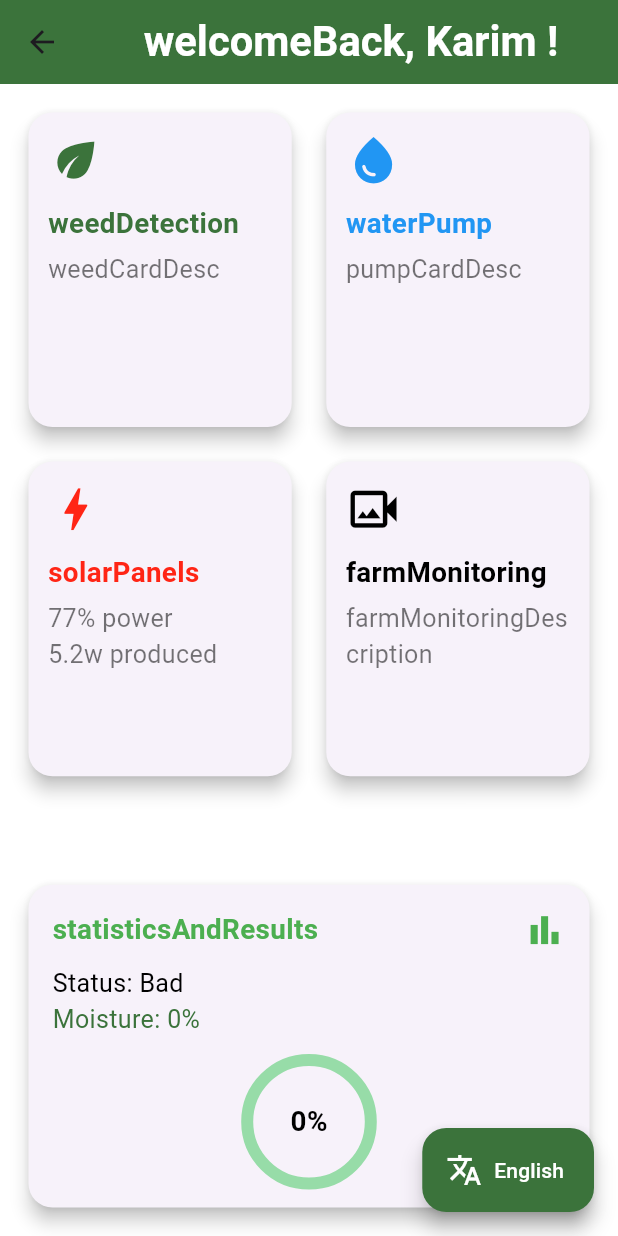
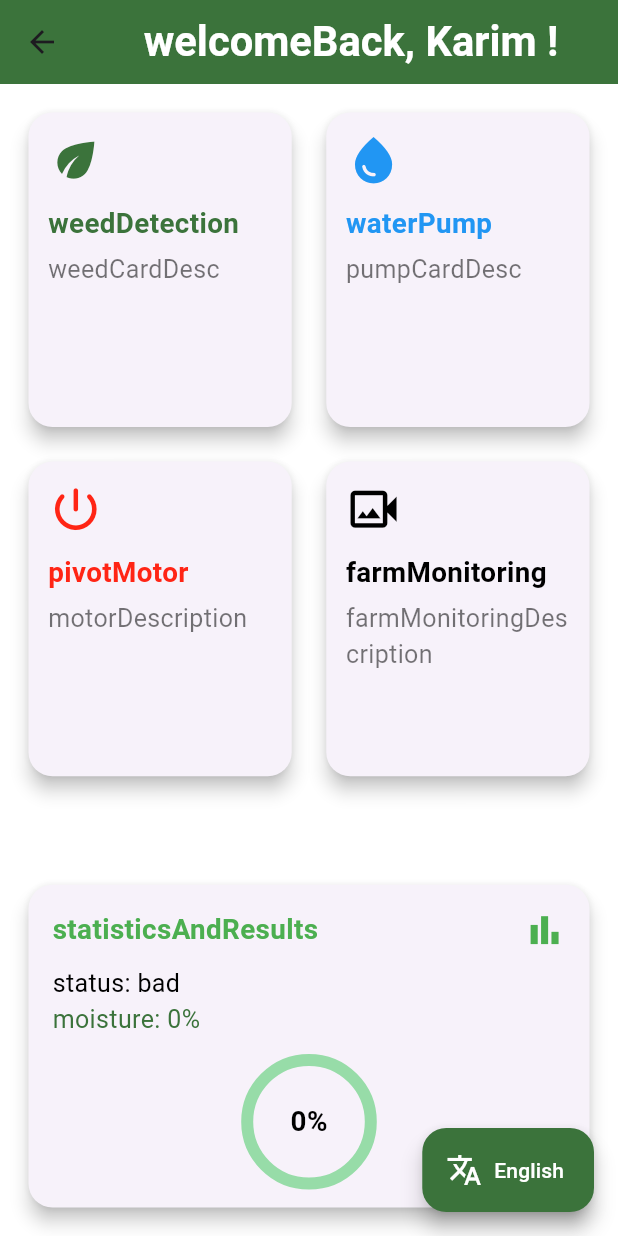
Before and after one commit to karim2756/Aqua_Sol, a Flutter app: the HomeScreen screen opened by its route, on a phone screen of 412 x 824 dp. Run offline on Flutter 3.47's test engine with Material 3 defaults, Android fonts, the phone set to English and light mode, and no system bars; our stand-ins replace animate_do, bloc, connectivity_plus, device_preview, easy_localization, equatable and 3 more; missing offline and left inert: tflite_flutter; accounts and stored records are empty.

Commit message:
- finished motor & pump screens - added localization

```diff
--- a/lib/app/app.dart
+++ b/lib/app/app.dart
@@ -1,4 +1,3 @@
-import 'package:aqua_sol/features/home/presentation/pages/home_screen.dart';
 import 'package:device_preview/device_preview.dart';
 import 'package:easy_localization/easy_localization.dart';
 import 'package:flutter/material.dart';
@@ -17,7 +16,7 @@ class AquaSol extends StatelessWidget {
       locale: context.locale,
       builder: DevicePreview.appBuilder,
       initialRoute: Routes.onboardingRoute,
-      home: HomeScreen(),
+      // home: HomeScreen(),
       onGenerateRoute:
           RouteGenerator.getRoute, // Use RouteGenerator for navigation
     );
--- a/lib/features/home/presentation/pages/home_screen.dart
+++ b/lib/features/home/presentation/pages/home_screen.dart
@@ -1,4 +1,5 @@
 import 'package:animate_do/animate_do.dart';
+import 'package:aqua_sol/features/home/presentation/widgets/home_cards.dart';
 import 'package:aqua_sol/features/home/presentation/widgets/soil_card.dart';
 import '../../../../resources/app_strings.dart';
 import '../../../../resources/routes_manager.dart';
@@ -21,7 +22,8 @@ class HomeScreen extends StatelessWidget {
         backgroundColor: AppColor.primaryColor,
         onPressed: () {
           final currentLocale = context.locale;
-    final newLocale = currentLocale.languageCode == 'en' ? Locale('ar') : Locale('en');
+          final newLocale =
+              currentLocale.languageCode == 'en' ? Locale('ar') : Locale('en');
           context.setLocale(newLocale);
         },
         icon: Icon(
@@ -35,8 +37,6 @@ class HomeScreen extends StatelessWidget {
           style: TextStyle(color: AppColor.whiteColor),
         ),
       ),
-
-
       appBar: AppBar(
         backgroundColor: AppColor.primaryColor,
         title: Center(
@@ -88,11 +88,13 @@ class HomeScreen extends StatelessWidget {
                   FadeInUp(
                     delay: Duration(milliseconds: 200),
                     child: HomeCards(
-                      onTap: () {},
-                      title: AppStrings.solarPanels.tr(),
+                      onTap: () {
+                        Navigator.pushNamed(context, Routes.motorRoute);
+                      },
+                      title: AppStrings.pivotMotor.tr(),
                       subtitle:
-                          "77% ${AppStrings.power.tr()}\n5.2w ${AppStrings.produced.tr()}",
-                      icon: Icons.bolt,
+                          AppStrings.motorDescription.tr(),
+                      icon: Icons.power_settings_new_rounded,
                       color: AppColor.redColor,
                       fontSize: fontSize,
                     ),
@@ -118,61 +120,3 @@ class HomeScreen extends StatelessWidget {
     );
   }
 }
-
-class HomeCards extends StatelessWidget {
-  final String title;
-  final String subtitle;
-  final IconData icon;
-  final Color color;
-  final double fontSize;
-  final void Function()? onTap;
-
-  const HomeCards({
-    super.key,
-    required this.title,
-    required this.subtitle,
-    required this.icon,
-    required this.color,
-    required this.fontSize,
-    required this.onTap,
-  });
-
-  @override
-  Widget build(BuildContext context) {
-    return InkWell(
-      onTap: onTap,
-      child: Card(
-        shape: RoundedRectangleBorder(borderRadius: BorderRadius.circular(16)),
-        elevation: 5,
-        child: Padding(
-          padding: const EdgeInsets.all(13.0),
-          child: SingleChildScrollView(
-            child: Column(
-              crossAxisAlignment: CrossAxisAlignment.start,
-              children: [
-                Icon(icon, color: color, size: fontSize * 2),
-                SizedBox(height: 10),
-                Text(
-                  title,
-                  style: TextStyle(
-                    fontSize: fontSize,
-                    fontWeight: FontWeight.bold,
-                    color: color,
-                  ),
-                ),
-                SizedBox(height: 5),
-                Text(
-                  subtitle,
-                  style: TextStyle(
-                    fontSize: fontSize * 0.9,
-                    color: AppColor.lightBlack,
-                  ),
-                ),
-              ],
-            ),
-          ),
-        ),
-      ),
-    );
-  }
-}
--- /dev/null
+++ b/lib/features/home/presentation/widgets/home_cards.dart
@@ -0,0 +1,60 @@
+import 'package:aqua_sol/resources/app_color.dart';
+import 'package:flutter/material.dart';
+
+class HomeCards extends StatelessWidget {
+  final String title;
+  final String subtitle;
+  final IconData icon;
+  final Color color;
+  final double fontSize;
+  final void Function()? onTap;
+
+  const HomeCards({
+    super.key,
+    required this.title,
+    required this.subtitle,
+    required this.icon,
+    required this.color,
+    required this.fontSize,
+    required this.onTap,
+  });
+
+  @override
+  Widget build(BuildContext context) {
+    return InkWell(
+      onTap: onTap,
+      child: Card(
+        shape: RoundedRectangleBorder(borderRadius: BorderRadius.circular(16)),
+        elevation: 5,
+        child: Padding(
+          padding: const EdgeInsets.all(13.0),
+          child: SingleChildScrollView(
+            child: Column(
+              crossAxisAlignment: CrossAxisAlignment.start,
+              children: [
+                Icon(icon, color: color, size: fontSize * 2),
+                SizedBox(height: 10),
+                Text(
+                  title,
+                  style: TextStyle(
+                    fontSize: fontSize,
+                    fontWeight: FontWeight.bold,
+                    color: color,
+                  ),
+                ),
+                SizedBox(height: 5),
+                Text(
+                  subtitle,
+                  style: TextStyle(
+                    fontSize: fontSize * 0.9,
+                    color: AppColor.lightBlack,
+                  ),
+                ),
+              ],
+            ),
+          ),
+        ),
+      ),
+    );
+  }
+}
--- a/lib/features/home/presentation/widgets/soil_card.dart
+++ b/lib/features/home/presentation/widgets/soil_card.dart
@@ -64,11 +64,11 @@ class _SoilCardState extends State<SoilCard> {
 
   String getSoilStatus() {
     if (moistureValue <= 30) {
-      return 'Bad';
+      return AppStrings.bad.tr();
     } else if (moistureValue <= 60) {
-      return 'Stable';
+      return AppStrings.stable.tr();
     } else {
-      return 'Good';
+      return AppStrings.good.tr();
     }
   }
 
@@ -103,11 +103,11 @@ class _SoilCardState extends State<SoilCard> {
                         ],
                       ),
                       const SizedBox(height: 10),
-                      Text("Status: ${getSoilStatus()}",
+                      Text("${AppStrings.status.tr()}: ${getSoilStatus()}",
                           style: TextStyle(
                               fontSize: widget.fontSize * 0.9,
                               color: AppColor.black)),
-                      Text("Moisture: ${moistureValue.toInt()}%",
+                      Text("${AppStrings.moisture.tr()}: ${moistureValue.toInt()}%",
                           style: TextStyle(
                               fontSize: widget.fontSize * 0.9,
                               color: AppColor.primaryColor)),
--- a/lib/resources/app_strings.dart
+++ b/lib/resources/app_strings.dart
@@ -68,11 +68,8 @@ class AppStrings {
   static const String statisticsAndResults = "statisticsAndResults";
   static const String weedCardDesc = "weedCardDesc";
   static const String pumpCardDesc = "pumpCardDesc";
-  static const String power = "power";
-  static const String produced = "produced";
   static const String volume = "volume";
-  static const String status = "status";
-  static const String moisture = "moisture";
+
 
 //water pump
   static const String turnOn = "turnOn";
@@ -82,7 +79,6 @@ class AppStrings {
   static const String notWorking = "notWorking";
   static const String waterTank = "waterTank";
   static const String pump = "Pump";
-  static const String motor = "Motor";
 
 
   // live view camera
@@ -90,6 +86,14 @@ class AppStrings {
   static const String farmMonitoring = "farmMonitoring";
   static const String farmMonitoringDescription = "farmMonitoringDescription";
 
+ // motor
+  static const String pivotMotor = "pivotMotor";
+  static const String motorImage= "assets/images/pivot_motor2.png";
+  static const String motorSpeed = "motorSpeed";
+  static const String motorNowIs = "motorNowIs";
+  static const String motorWorking = "motorWorking";
+  static const String motorNotWorking = "motorNotWorking";
+  static const String motorDescription = "motorDescription";
 
   // weeds detection
   static const String noPredection = "noPredection";
@@ -105,9 +109,14 @@ class AppStrings {
   static const String newText = "newText";
   static const String makeSureImageInFocus = "makeSureImageInFocus";
 
-  // solar panels
+  // soil moisture
 
-  static const String solarPanels = "solarPanels";
-}
+  static const String status = "status";
+  static const String moisture = "moisture";
+  static const String bad = "bad";
+  static const String good = "good";
+  static const String stable = "stable";
+
+  }
 
 enum NoRoute { title, body }
--- a/lib/resources/routes_manager.dart
+++ b/lib/resources/routes_manager.dart
@@ -1,3 +1,5 @@
+import 'package:aqua_sol/features/motor/presentation/pages/motor_screen.dart';
+
 import 'app_strings.dart';
 import 'package:flutter/material.dart';
 import 'package:flutter/services.dart';
@@ -16,6 +18,7 @@ class Routes {
   static const String homeRoute = "/home";
   static const String waterPumpRoute = "/water_pump";
   static const String weedDetection = "/weed_detection";
+  static const String motorRoute = "/motor_route";
 
   static Map<String, dynamic> routesList = {
     onboardingRoute: const OnboardingScreen(),
@@ -24,6 +27,7 @@ class Routes {
     signUpRoute: const SignUpScreen(),
     waterPumpRoute: WaterPumpScreen(),
     weedDetection: WeedDetectionScreen(),
+    motorRoute:  MotorScreen(),
   };
 
   static Scaffold get unDefinedRoute {
```
Also changed, not shown: assets/translations/ar.json (+16 -9 lines), assets/translations/en.json (+11 -3 lines), lib/features/motor/presentation/cubit/motor_cubit.dart (added, +8 -0 lines), lib/features/motor/presentation/cubit/motor_state.dart (added, +10 -0 lines), lib/features/motor/presentation/pages/motor_screen.dart (added, +133 -0 lines), assets/images/pivot_motor.png (added), assets/images/pivot_motor2.png (added). Lines whose indentation alone changed are shown as unchanged.
